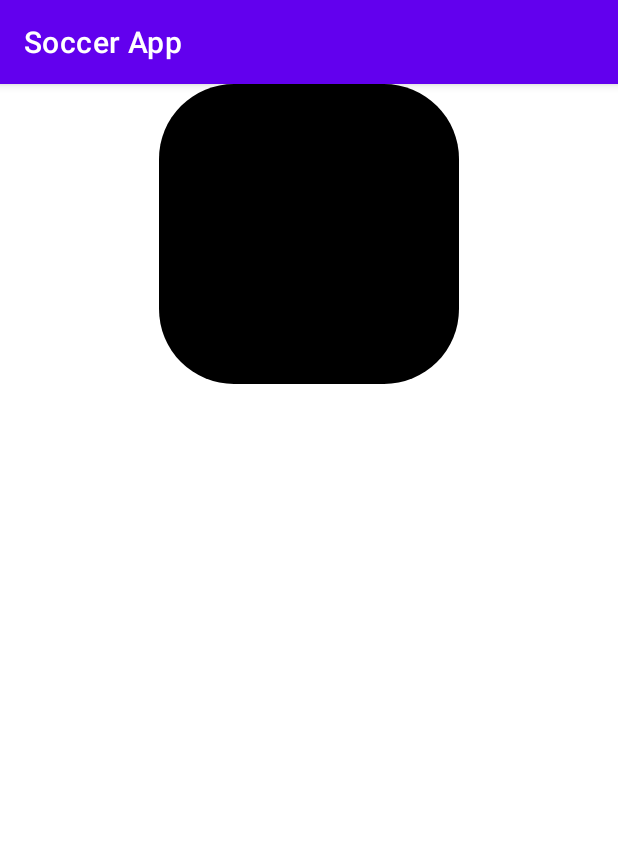
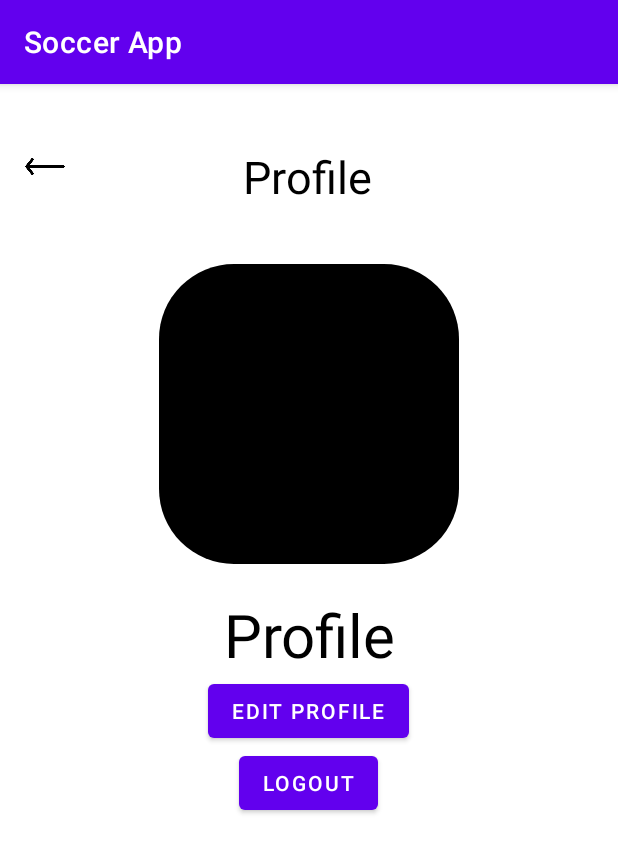
Before and after one commit to dareusm/Soccer_Training_App, an Android app: the Profile screen opened directly, with no data from a screen before it, on a phone screen of 412 x 824 dp. Shown: the top 853 px of the screen. Run offline under Robolectric (Android 15) with nearby library versions, the phone set to English and light mode, and no system bars; our stand-ins replace Firebase (no records; nobody signed in at launch, a user with empty details on screens opened directly).

Commit message:
Updated Profile class and layout files respectively. The page can now display the first name of logged in user and has logout functionality.

```diff
--- a/app/src/main/java/com/example/soccerapp/Profile.kt
+++ b/app/src/main/java/com/example/soccerapp/Profile.kt
@@ -1,12 +1,23 @@
 package com.example.soccerapp
 
+import android.content.Intent
 import android.os.Bundle
+import android.widget.Button
 import android.widget.ImageView
+import android.widget.TextView
+import android.widget.Toast
 import androidx.appcompat.app.AppCompatActivity
+import com.google.firebase.auth.FirebaseAuth
+import com.google.firebase.firestore.FirebaseFirestore
+import com.google.firebase.ktx.Firebase
 
 class Profile: AppCompatActivity() {
 
-    lateinit var back_arrow: ImageView
+    private lateinit var auth: FirebaseAuth
+    private lateinit var back_arrow: ImageView
+    private lateinit var editProfileBtn: Button
+    private lateinit var logoutBtn: Button
+    private lateinit var profileName: TextView
     override fun onCreate(savedInstanceState: Bundle?) {
         super.onCreate(savedInstanceState)
         setContentView(R.layout.profile_activity)
@@ -16,5 +27,55 @@ class Profile: AppCompatActivity() {
             finish()
         }
 
+        auth = FirebaseAuth.getInstance()
+        getUser()
+        /*val intent = intent
+        val firstName = intent.getStringExtra("firstName")
+        if (firstName != null) {
+            profileName = findViewById(R.id.profile_name)
+            profileName.text = "$firstName"
+        }*/
+
+        editProfileBtn = findViewById(R.id.edit_profile_button)
+        editProfileBtn.setOnClickListener {
+
+        }
+
+        logoutBtn = findViewById(R.id.logout_button)
+        logoutBtn.setOnClickListener {
+            val auth = FirebaseAuth.getInstance()
+            auth.signOut()
+            val intent = Intent(this, Login::class.java)
+            startActivity(intent)
+        }
+
+    }
+
+    private fun getUser() {
+        val db = FirebaseFirestore.getInstance()
+        val userID = auth.currentUser?.uid
+
+        if (userID != null) {
+            val userRef = db.collection("users").document(userID)
+            userRef.get()
+                .addOnSuccessListener { document ->
+                    if (document != null && document.exists()) {
+                        val firstName = document.getString("firstName")
+                        if (firstName != null) {
+                            profileName = findViewById(R.id.profile_name)
+                            profileName.text = firstName
+                        } else {
+                            Toast.makeText(this, "User first name not found", Toast.LENGTH_SHORT).show()
+                        }
+                    } else {
+                        Toast.makeText(this, "User document not found", Toast.LENGTH_SHORT).show()
+                    }
+                }
+                .addOnFailureListener { exception ->
+                    Toast.makeText(this, "Failed to get user: ${exception.message}", Toast.LENGTH_SHORT).show()
+                }
+        } else {
+            Toast.makeText(this, "User ID not found", Toast.LENGTH_SHORT).show()
+        }
     }
 }
--- a/app/src/main/res/layout/passing_activity.xml
+++ b/app/src/main/res/layout/passing_activity.xml
@@ -26,14 +26,14 @@
                 android:onClick="goToProfile"
                 android:layout_column="0"
                 android:layout_row="0"
-                android:contentDescription="Profile Icon"
+                android:contentDescription="Back Arrow"
                 />
 
             <TextView
                 android:id="@+id/welcome_title"
                 android:layout_width="250dp"
                 android:layout_height="100dp"
-                android:text="Find a Field"
+                android:text="Passing"
                 android:textSize="30dp"
                 android:gravity="center"
                 android:textColor="#000000"
--- a/app/src/main/res/layout/profile_activity.xml
+++ b/app/src/main/res/layout/profile_activity.xml
@@ -4,6 +4,42 @@
     android:layout_width="match_parent"
     android:layout_height="match_parent">
 
+    <GridLayout xmlns="http://schemas.android.com/apk/res/android"
+        android:layout_width="match_parent"
+        android:layout_height="100dp"
+        android:orientation="horizontal"
+        android:layout_margin="10dp"
+        layout_height="100dp"
+        layout_width="match_parent"
+        android:id="@+id/GridLayout">
+
+
+    <ImageView
+        android:id="@+id/back_arrow"
+        android:layout_height="30dp"
+        android:layout_width="40dp"
+        android:layout_marginTop="30dp"
+        android:src="@drawable/back_arrow"
+        android:onClick="goToProfile"
+        android:layout_column="0"
+        android:layout_row="0"
+        android:contentDescription="Back Arrow"
+        />
+
+    <TextView
+        android:id="@+id/welcome_title"
+        android:layout_width="250dp"
+        android:layout_height="100dp"
+        android:text="Profile"
+        android:textSize="30dp"
+        android:gravity="center"
+        android:textColor="#000000"
+        android:layout_marginTop="2dp"
+        android:layout_row="0"
+        android:layout_column="1"
+        android:layout_marginLeft="30dp"
+        />
+    </GridLayout>
 
     <ImageView
         android:id="@+id/profile_picture"
@@ -13,17 +49,35 @@
         android:background="@drawable/circle_background"
         android:scaleType="centerCrop"
         />
+
     <TextView
-        android:id="@+id/title"
+        android:id="@+id/profile_name"
         android:layout_width="fill_parent"
         android:layout_height="wrap_content"
         android:layout_marginTop="20dp"
         android:text="Profile"
         android:gravity="center"
         android:textSize="40dp"
-        android:textColor="#FFFFFF"
+        android:textColor="#000000"
+        />
+
+    <Button
+        android:layout_width="wrap_content"
+        android:layout_height="wrap_content"
+        android:id="@+id/edit_profile_button"
+        android:text="Edit Profile"
+        android:layout_gravity="center"
+        />
+
+    <Button
+        android:layout_width="wrap_content"
+        android:layout_height="wrap_content"
+        android:id="@+id/logout_button"
+        android:text="Logout"
+        android:layout_gravity="center"
         />
 
 
 
+
 </LinearLayout>
```
